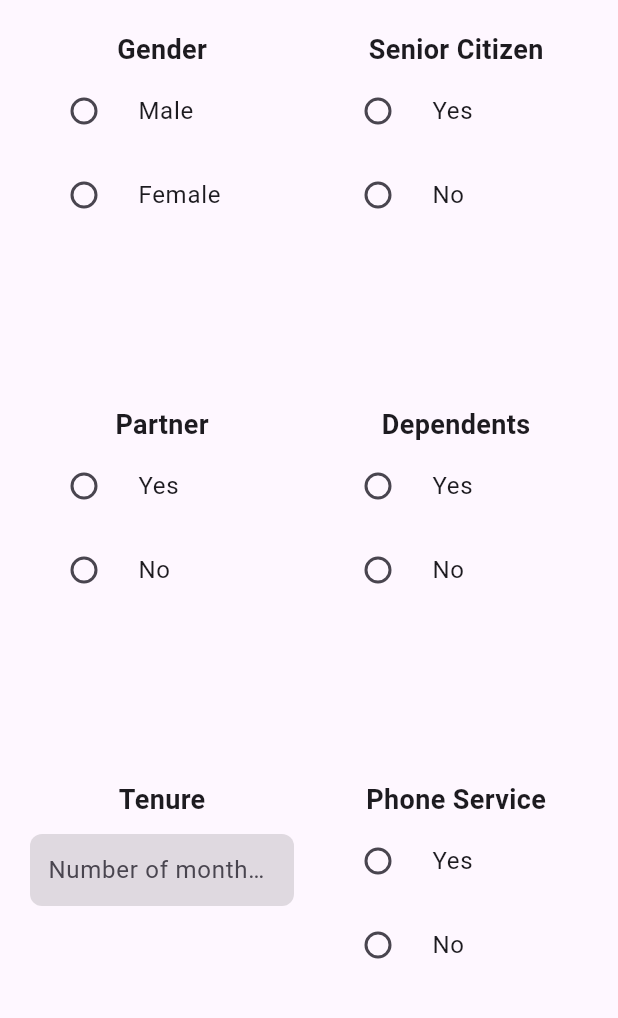
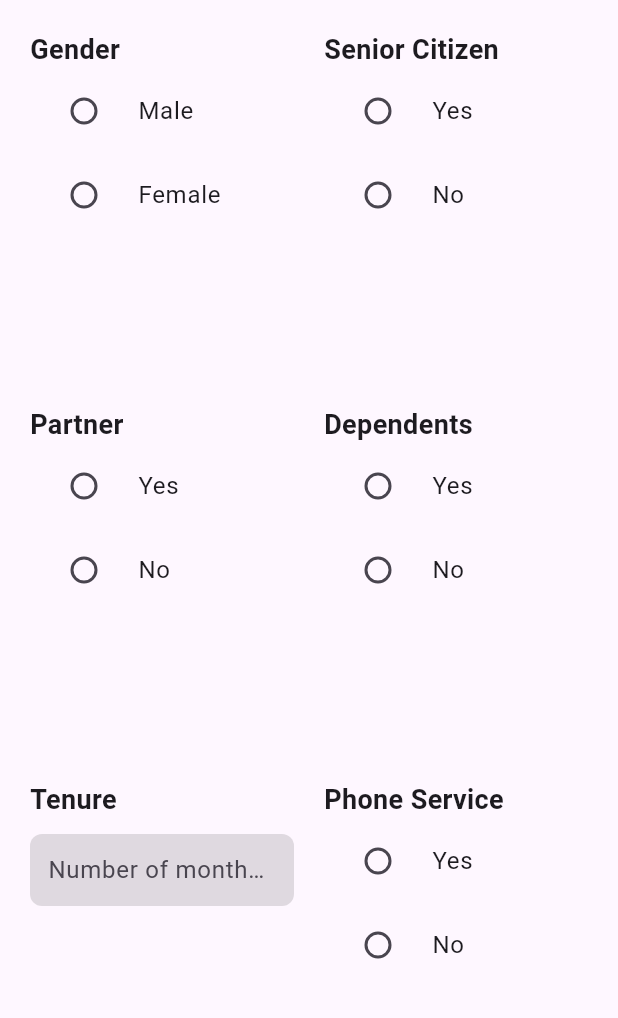
Before and after one commit to AmmarrYasserr/ML_Project, a Flutter app: the WebView screen opened directly, on a phone screen of 412 x 824 dp, the part 84-1102 px from its top. Run offline on Flutter 3.47's test engine with Material 3 defaults, Android fonts, the phone set to English and light mode, and no system bars; our stand-ins replace dio.

Commit message:
Fix web view

```diff
--- a/lib/web_view.dart
+++ b/lib/web_view.dart
@@ -42,10 +42,11 @@ class _WebViewState extends State<WebView> {
       ),
       body: Padding(
         padding: const EdgeInsets.all(20),
-        child: ListView(
+        child: SingleChildScrollView(
+          child: Column(
+            crossAxisAlignment: CrossAxisAlignment.center,
             children: [
-            Expanded(
-              child: GridView(
+              GridView(
                 physics: const NeverScrollableScrollPhysics(),
                 shrinkWrap: true,
                 gridDelegate: const SliverGridDelegateWithFixedCrossAxisCount(
@@ -54,6 +55,7 @@ class _WebViewState extends State<WebView> {
                     crossAxisSpacing: 20),
                 children: [
                   Column(
+                    crossAxisAlignment: CrossAxisAlignment.start,
                     children: [
                       const Text(
                         'Gender',
@@ -86,6 +88,7 @@ class _WebViewState extends State<WebView> {
                     ],
                   ),
                   Column(
+                    crossAxisAlignment: CrossAxisAlignment.start,
                     children: [
                       const Text(
                         'Senior Citizen',
@@ -118,6 +121,7 @@ class _WebViewState extends State<WebView> {
                     ],
                   ),
                   Column(
+                    crossAxisAlignment: CrossAxisAlignment.start,
                     children: [
                       const Text(
                         'Partner',
@@ -150,6 +154,7 @@ class _WebViewState extends State<WebView> {
                     ],
                   ),
                   Column(
+                    crossAxisAlignment: CrossAxisAlignment.start,
                     children: [
                       const Text(
                         'Dependents',
@@ -182,6 +187,7 @@ class _WebViewState extends State<WebView> {
                     ],
                   ),
                   Column(
+                    crossAxisAlignment: CrossAxisAlignment.start,
                     children: [
                       const Text("Tenure",
                           style: TextStyle(
@@ -216,6 +222,7 @@ class _WebViewState extends State<WebView> {
                     ],
                   ),
                   Column(
+                    crossAxisAlignment: CrossAxisAlignment.start,
                     children: [
                       const Text(
                         'Phone Service',
@@ -248,6 +255,7 @@ class _WebViewState extends State<WebView> {
                     ],
                   ),
                   Column(
+                    crossAxisAlignment: CrossAxisAlignment.start,
                     children: [
                       const Text(
                         'Multiple Lines',
@@ -290,6 +298,7 @@ class _WebViewState extends State<WebView> {
                     ],
                   ),
                   Column(
+                    crossAxisAlignment: CrossAxisAlignment.start,
                     children: [
                       const Text(
                         'Internet Service',
@@ -340,6 +349,7 @@ class _WebViewState extends State<WebView> {
                     ],
                   ),
                   Column(
+                    crossAxisAlignment: CrossAxisAlignment.start,
                     children: [
                       const Text(
                         'Online Security',
@@ -382,6 +392,7 @@ class _WebViewState extends State<WebView> {
                     ],
                   ),
                   Column(
+                    crossAxisAlignment: CrossAxisAlignment.start,
                     children: [
                       const Text(
                         'Online Backup',
@@ -424,6 +435,7 @@ class _WebViewState extends State<WebView> {
                     ],
                   ),
                   Column(
+                    crossAxisAlignment: CrossAxisAlignment.start,
                     children: [
                       const Text(
                         'Device Protection',
@@ -466,6 +478,7 @@ class _WebViewState extends State<WebView> {
                     ],
                   ),
                   Column(
+                    crossAxisAlignment: CrossAxisAlignment.start,
                     children: [
                       const Text(
                         'Tech Support',
@@ -508,6 +521,7 @@ class _WebViewState extends State<WebView> {
                     ],
                   ),
                   Column(
+                    crossAxisAlignment: CrossAxisAlignment.start,
                     children: [
                       const Text(
                         'Streaming TV',
@@ -550,6 +564,7 @@ class _WebViewState extends State<WebView> {
                     ],
                   ),
                   Column(
+                    crossAxisAlignment: CrossAxisAlignment.start,
                     children: [
                       const Text(
                         'Streaming Movies',
@@ -592,6 +607,7 @@ class _WebViewState extends State<WebView> {
                     ],
                   ),
                   Column(
+                    crossAxisAlignment: CrossAxisAlignment.start,
                     children: [
                       const Text(
                         'Contract',
@@ -634,6 +650,7 @@ class _WebViewState extends State<WebView> {
                     ],
                   ),
                   Column(
+                    crossAxisAlignment: CrossAxisAlignment.start,
                     children: [
                       const Text(
                         'Paperless Billing',
@@ -666,6 +683,7 @@ class _WebViewState extends State<WebView> {
                     ],
                   ),
                   Column(
+                    crossAxisAlignment: CrossAxisAlignment.start,
                     children: [
                       const Text(
                         'Payment Method',
@@ -718,6 +736,7 @@ class _WebViewState extends State<WebView> {
                     ],
                   ),
                   Column(
+                    crossAxisAlignment: CrossAxisAlignment.start,
                     children: [
                       const Text("Monthly Charges",
                           style: TextStyle(
@@ -753,6 +772,7 @@ class _WebViewState extends State<WebView> {
                     ],
                   ),
                   Column(
+                    crossAxisAlignment: CrossAxisAlignment.start,
                     children: [
                       const Text("Total Charges",
                           style: TextStyle(
@@ -784,12 +804,9 @@ class _WebViewState extends State<WebView> {
                   ),
                 ],
               ),
-            ),
-            Row(
-              mainAxisAlignment: MainAxisAlignment.center,
-              children: [
               SizedBox(
                 width: 200,
+                height: 35,
                 child: ElevatedButton(
                   style: ElevatedButton.styleFrom(
                     backgroundColor: Colors.orangeAccent,
@@ -802,10 +819,8 @@ class _WebViewState extends State<WebView> {
                     if (checkResults.isNotEmpty) {
                       showDialog(
                           context: context,
-                            builder: (final BuildContext context) =>
-                                AlertDialog(
-                                  title:
-                                      const Text("Some fields aren't valid!"),
+                          builder: (final BuildContext context) => AlertDialog(
+                                title: const Text("Some fields aren't valid!"),
                                 content: Text(checkResults.join('\n')),
                                 contentTextStyle:
                                     const TextStyle(color: Colors.red),
@@ -856,8 +871,7 @@ class _WebViewState extends State<WebView> {
                                     } else if (snapshot.hasData)
                                       return Text(
                                         "The customer will ${snapshot.data == 0 ? "not" : ''} churn.",
-                                          style:
-                                              const TextStyle(fontSize: 18.0),
+                                        style: const TextStyle(fontSize: 18.0),
                                         textAlign: TextAlign.center,
                                       );
                                     else
@@ -891,9 +905,9 @@ class _WebViewState extends State<WebView> {
                   ),
                 ),
               ),
+              const SizedBox(height: 30),
             ],
           ),
-          ],
         ),
       ),
     );
```
Lines whose indentation alone changed are shown as unchanged.
